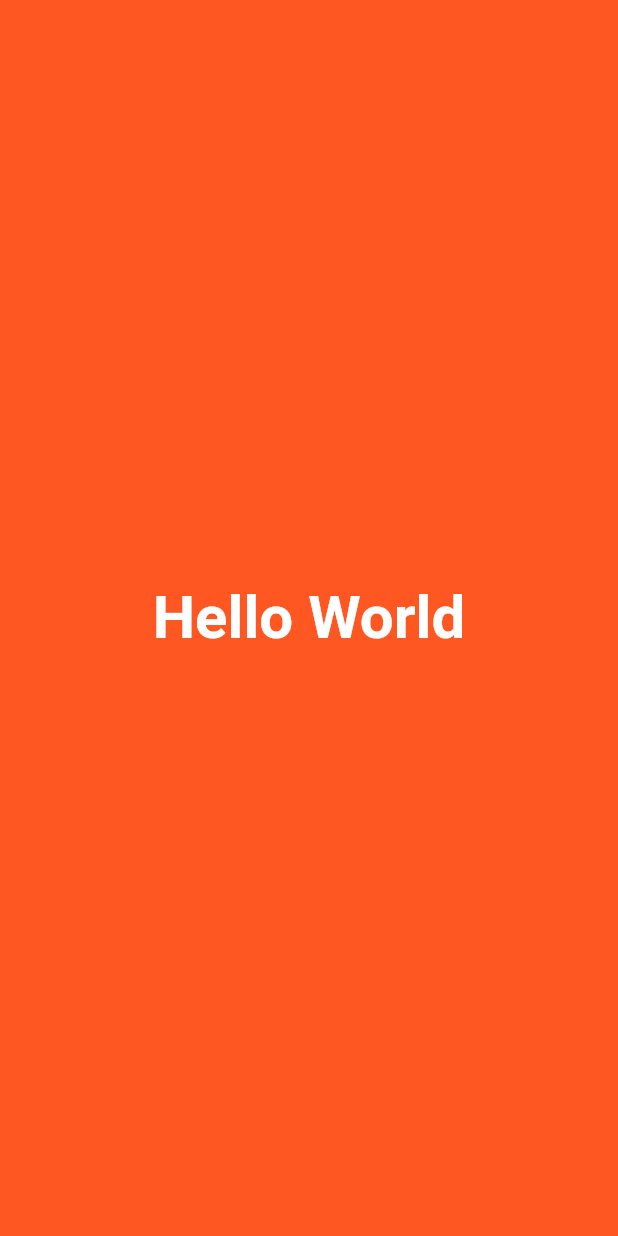
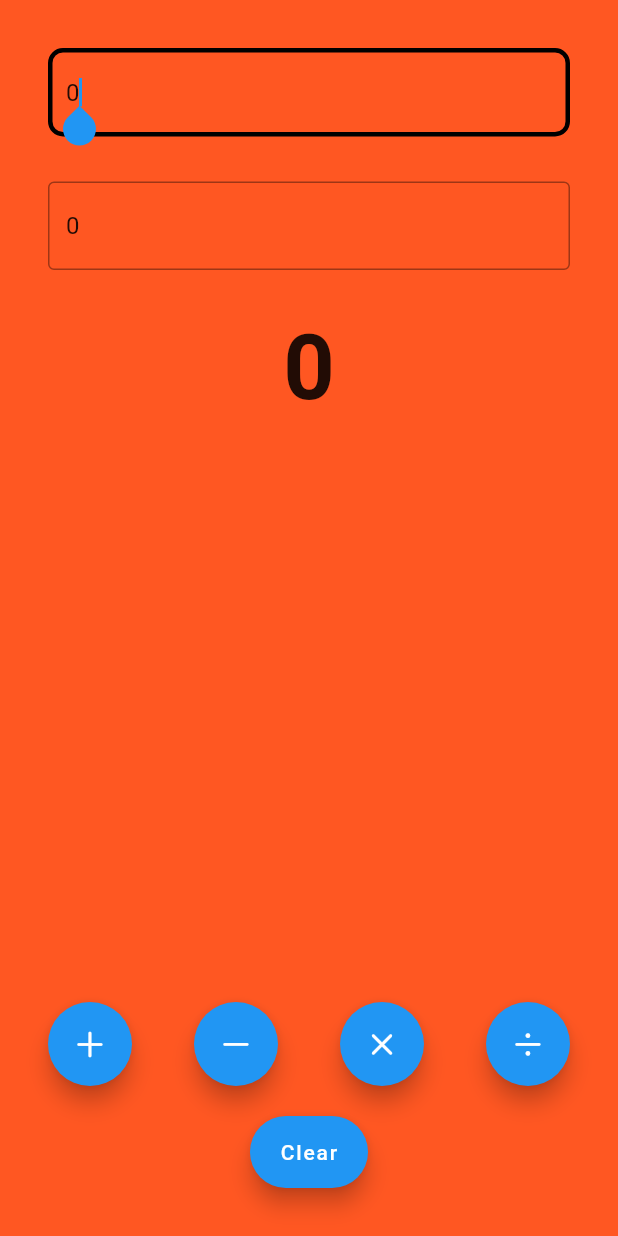
Before and after one commit to maharshi-sinha/Basic_Flutter_Calculator, a Flutter app: the screen it shows after launch, on a phone screen of 412 x 824 dp. Run offline on Flutter 3.47's test engine with Material 2 defaults, Android fonts, the phone set to English and light mode, and no system bars.

Commit message:
Calculator Done

```diff
--- a/lib/app/app.dart
+++ b/lib/app/app.dart
@@ -14,6 +14,9 @@ class myApp extends StatelessWidget {
   Widget build(BuildContext context) {
     return MaterialApp(
       title: 'Flutter World',
+      theme: ThemeData(
+        primarySwatch: Colors.blue,
+      ),
       home: HomeView(),
     );
   }
--- /dev/null
+++ b/lib/views/calculator_view.dart
@@ -0,0 +1,176 @@
+import 'package:flutter/cupertino.dart';
+import 'package:flutter/material.dart';
+
+class CalculatorView extends StatefulWidget {
+  const CalculatorView({super.key});
+
+  @override
+  State<CalculatorView> createState() => _CalculatorViewState();
+}
+
+class _CalculatorViewState extends State<CalculatorView> {
+  int x = 0;
+  int y = 0;
+  num z = 0;
+
+  final DisplayOneController = TextEditingController();
+  final DisplayTwoController = TextEditingController();
+
+  late final AppLifecycleListener _listener;
+
+  @override
+  void initState() {
+    super.initState();
+    DisplayOneController.text = x.toString();
+    DisplayTwoController.text = y.toString();
+
+    _listener = AppLifecycleListener(
+      onShow: _onShow,
+      onHide: _onHide,
+      onResume: _onResume,
+      onDetach: _onDetach,
+      onInactive: _onInactive,
+      onPause: _onPause,
+      onRestart: _onRestart,
+      onStateChange: _onStateChange,
+    );
+  }
+
+  void _onShow() => print("onshow called");
+
+  void _onHide() => print("onhide called");
+
+  void _onResume() => print("onresume called");
+
+  void _onDetach() => print("ondetach called");
+
+  void _onInactive() => print("oninactive called");
+
+  void _onPause() => print("onpause called");
+
+  void _onRestart() => print("onrestart called");
+
+  void _onStateChange(AppLifecycleState state) {
+    print("onStateChanged called with state: $state");
+  }
+
+  @override
+  void dispose() {
+    DisplayOneController.dispose();
+    DisplayTwoController.dispose();
+    _listener.dispose();
+    super.dispose();
+  }
+
+  @override
+  Widget build(BuildContext context) {
+    return Padding(
+      padding: const EdgeInsets.all(32.0),
+      child: Column(
+        children: [
+          CalculatorDisplay(
+              key: const Key("displayOne"),
+              hint: "Enter First Number",
+              controller: DisplayOneController),
+          SizedBox(
+            height: 30.0,
+          ),
+          CalculatorDisplay(
+              key: const Key("displayTwo"),
+              hint: "Enter Second Number",
+              controller: DisplayTwoController),
+          SizedBox(height: 30),
+          Text(
+              key: const Key("result"),
+              z.toString(),
+              style: TextStyle(fontSize: 60, fontWeight: FontWeight.bold)),
+          Spacer(),
+          Row(
+            mainAxisAlignment: MainAxisAlignment.spaceBetween,
+            children: [
+              FloatingActionButton(
+                onPressed: () {
+                  setState(() {
+                    z = num.tryParse(DisplayOneController.text)! +
+                        num.tryParse(DisplayTwoController.text)!;
+                  });
+                },
+                child: Icon(CupertinoIcons.add),
+              ),
+              FloatingActionButton(
+                onPressed: () {
+                  setState(() {
+                    z = num.tryParse(DisplayOneController.text)! -
+                        num.tryParse(DisplayTwoController.text)!;
+                  });
+                },
+                child: Icon(CupertinoIcons.minus),
+              ),
+              FloatingActionButton(
+                onPressed: () {
+                  setState(() {
+                    z = num.tryParse(DisplayOneController.text)! *
+                        num.tryParse(DisplayTwoController.text)!;
+                  });
+                },
+                child: Icon(CupertinoIcons.multiply),
+              ),
+              FloatingActionButton(
+                onPressed: () {
+                  setState(() {
+                    z = num.tryParse(DisplayOneController.text)! /
+                        num.tryParse(DisplayTwoController.text)!;
+                  });
+                },
+                child: Icon(CupertinoIcons.divide),
+              )
+            ],
+          ),
+          SizedBox(height: 20),
+          FloatingActionButton.extended(
+            onPressed: () {
+              setState(() {
+                x = 0;
+                y = 0;
+                z = 0;
+                DisplayOneController.clear();
+                DisplayTwoController.clear();
+              });
+            },
+            label: Text("Clear"),
+          )
+        ],
+      ),
+    );
+  }
+}
+
+class CalculatorDisplay extends StatelessWidget {
+  const CalculatorDisplay({
+    super.key,
+    this.hint = "Enter a number",
+    required this.controller,
+  });
+
+  final String? hint;
+  final TextEditingController controller;
+
+  @override
+  Widget build(BuildContext context) {
+    return TextField(
+      controller: controller,
+      keyboardType: TextInputType.number,
+      autofocus: true,
+      decoration: InputDecoration(
+          focusedBorder: OutlineInputBorder(
+            borderSide: const BorderSide(color: Colors.black, width: 3.0),
+            borderRadius: BorderRadius.circular(10.0),
+          ),
+          border: OutlineInputBorder(
+            borderSide: const BorderSide(color: Colors.black, width: 3.0),
+          ),
+          hintText: hint,
+          hintStyle: TextStyle(color: Colors.black)),
+    );
+  }
+}
--- a/lib/views/home_view.dart
+++ b/lib/views/home_view.dart
@@ -1,21 +1,15 @@
 import 'package:flutter/material.dart';
+import 'package:project_1/views/calculator_view.dart';
 
 class HomeView extends StatelessWidget {
   const HomeView({super.key});
 
   @override
   Widget build(BuildContext context) {
-    return Material(
-      child: Container(
-        color: Colors.deepOrange,
-        child: Center(
-          child: Text(
-            "Hello World",
-            style: TextStyle(
-                fontSize: 40, color: Colors.white, fontWeight: FontWeight.bold),
-          ),
-        ),
-      ),
-    );
+    return Scaffold(
+        backgroundColor: Colors.deepOrange,
+        body: SafeArea(
+          child: CalculatorView(),
+        ));
   }
 }
```
Also changed, not shown: 1 other file.
